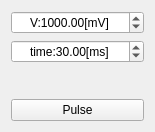
First picture: the form in software/voltamp/src/single_pulse_wnd.ui, repository z80/voltamper, before the edit.
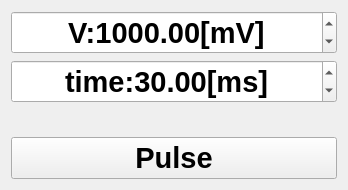
Second picture: the form after the edit.

Commit message: Increased font size. Added coulombs measurement.

Diff of the .ui file:
```diff
--- a/software/voltamp/src/single_pulse_wnd.ui
+++ b/software/voltamp/src/single_pulse_wnd.ui
@@ -6,10 +6,17 @@
    <rect>
     <x>0</x>
     <y>0</y>
-    <width>151</width>
-    <height>132</height>
+    <width>348</width>
+    <height>190</height>
    </rect>
   </property>
+  <property name="font">
+   <font>
+    <pointsize>22</pointsize>
+    <weight>75</weight>
+    <bold>true</bold>
+   </font>
+  </property>
   <property name="windowTitle">
    <string>Single pulse</string>
   </property>
```
The commit also changes 17 other files.
